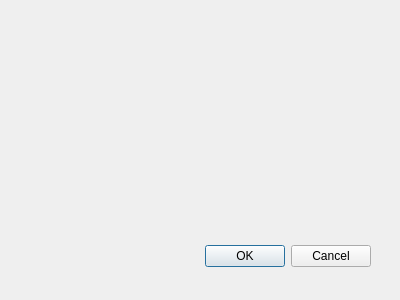
Who-are-me/term_paper_2022, file source/windows/model/account/accountcreatewindow.ui: the form before one commit.
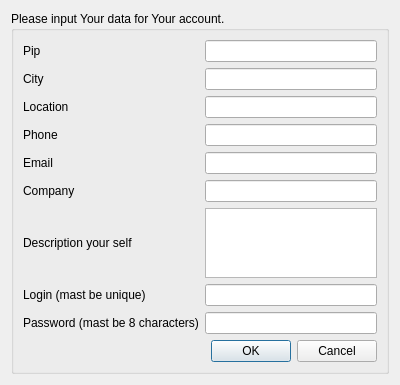
The form after the commit.

```diff
--- a/source/windows/model/account/accountcreatewindow.ui
+++ b/source/windows/model/account/accountcreatewindow.ui
@@ -9,28 +9,130 @@
     <x>0</x>
     <y>0</y>
     <width>400</width>
-    <height>300</height>
+    <height>365</height>
    </rect>
   </property>
   <property name="windowTitle">
    <string>Dialog</string>
   </property>
-  <widget name="buttonBox" class="QDialogButtonBox">
-   <property name="geometry">
-    <rect>
-     <x>30</x>
-     <y>240</y>
-     <width>341</width>
-     <height>32</height>
-    </rect>
-   </property>
-   <property name="orientation">
-    <enum>Qt::Horizontal</enum>
-   </property>
-   <property name="standardButtons">
-    <set>QDialogButtonBox::Cancel|QDialogButtonBox::Ok</set>
-   </property>
-  </widget>
+  <layout class="QGridLayout" name="gridLayout_2">
+   <item row="0" column="0" rowspan="2" colspan="2">
+    <widget class="QGroupBox" name="groupBox">
+     <property name="title">
+      <string>Please input Your data for Your account.</string>
+     </property>
+     <layout class="QGridLayout" name="gridLayout">
+      <item row="2" column="1">
+       <widget class="QLineEdit" name="le_location"/>
+      </item>
+      <item row="0" column="1">
+       <widget class="QLineEdit" name="le_pip"/>
+      </item>
+      <item row="7" column="0">
+       <widget class="QLabel" name="l_login">
+        <property name="text">
+         <string>Login (mast be unique)</string>
+        </property>
+       </widget>
+      </item>
+      <item row="4" column="1">
+       <widget class="QLineEdit" name="le_email"/>
+      </item>
+      <item row="8" column="1">
+       <widget class="QLineEdit" name="le_password"/>
+      </item>
+      <item row="5" column="0">
+       <widget class="QLabel" name="l_company">
+        <property name="text">
+         <string>Company</string>
+        </property>
+       </widget>
+      </item>
+      <item row="7" column="1">
+       <widget class="QLineEdit" name="le_login"/>
+      </item>
+      <item row="6" column="0">
+       <widget class="QLabel" name="l_description">
+        <property name="text">
+         <string>Description your self</string>
+        </property>
+       </widget>
+      </item>
+      <item row="5" column="1">
+       <widget class="QLineEdit" name="le_company"/>
+      </item>
+      <item row="3" column="1">
+       <widget class="QLineEdit" name="le_phone"/>
+      </item>
+      <item row="2" column="0">
+       <widget class="QLabel" name="l_location">
+        <property name="text">
+         <string>Location</string>
+        </property>
+       </widget>
+      </item>
+      <item row="1" column="0">
+       <widget class="QLabel" name="l_city">
+        <property name="text">
+         <string>City</string>
+        </property>
+       </widget>
+      </item>
+      <item row="0" column="0">
+       <widget class="QLabel" name="l_pip">
+        <property name="text">
+         <string>Pip</string>
+        </property>
+       </widget>
+      </item>
+      <item row="3" column="0">
+       <widget class="QLabel" name="l_phone">
+        <property name="text">
+         <string>Phone</string>
+        </property>
+       </widget>
+      </item>
+      <item row="1" column="1">
+       <widget class="QLineEdit" name="le_city"/>
+      </item>
+      <item row="4" column="0">
+       <widget class="QLabel" name="l_email">
+        <property name="text">
+         <string>Email</string>
+        </property>
+       </widget>
+      </item>
+      <item row="8" column="0">
+       <widget class="QLabel" name="l_password">
+        <property name="text">
+         <string>Password (mast be 8 characters)</string>
+        </property>
+       </widget>
+      </item>
+      <item row="9" column="0" colspan="2">
+       <widget class="QDialogButtonBox" name="bb">
+        <property name="orientation">
+         <enum>Qt::Horizontal</enum>
+        </property>
+        <property name="standardButtons">
+         <set>QDialogButtonBox::Cancel|QDialogButtonBox::Ok</set>
+        </property>
+       </widget>
+      </item>
+      <item row="6" column="1">
+       <widget class="QTextEdit" name="te_description">
+        <property name="minimumSize">
+         <size>
+          <width>48</width>
+          <height>0</height>
+         </size>
+        </property>
+       </widget>
+      </item>
+     </layout>
+    </widget>
+   </item>
+  </layout>
  </widget>
  <pixmapfunction/>
  <resources/>
```
Left out of the diff: 11 changed lines with no effect on the pictures.
